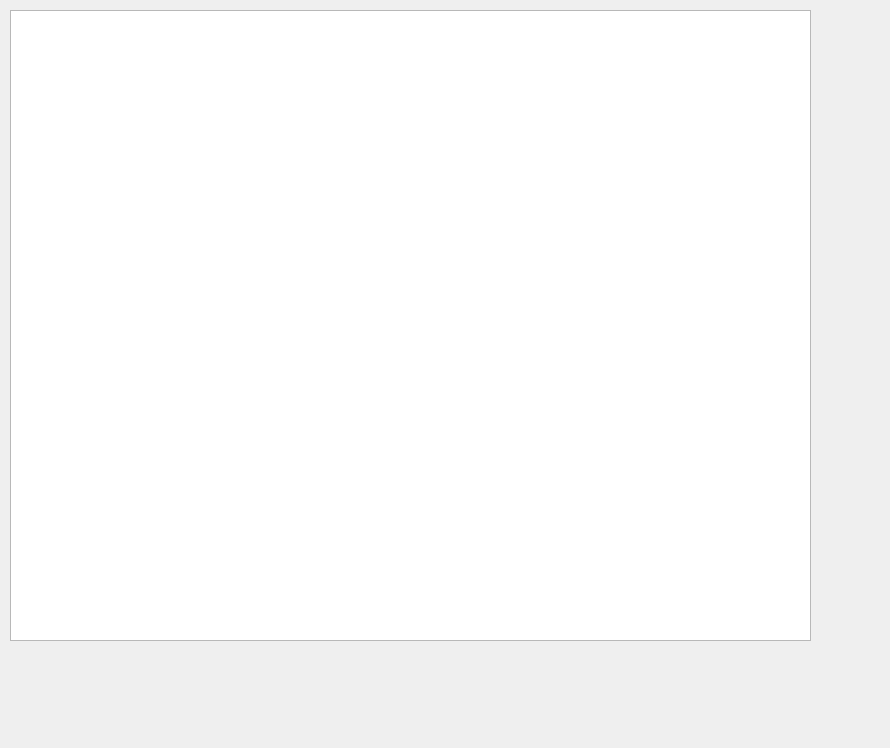
Qt form list.ui (wangkeyi203/lengku) before a commit.
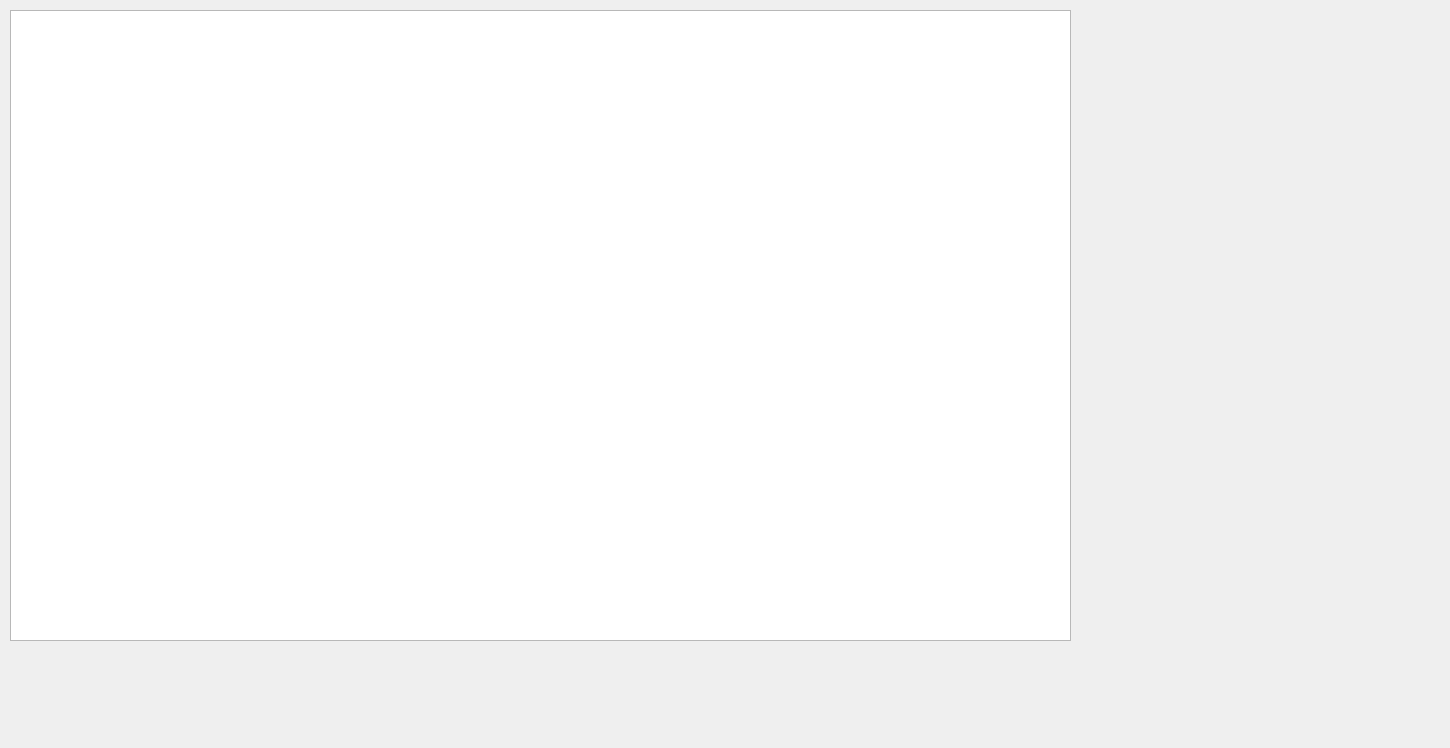
The same form after that commit.

What changed in the file:
```diff
--- a/list.ui
+++ b/list.ui
@@ -6,7 +6,7 @@
    <rect>
     <x>0</x>
     <y>0</y>
-    <width>890</width>
+    <width>1450</width>
     <height>748</height>
    </rect>
   </property>
@@ -18,7 +18,7 @@
     <rect>
      <x>10</x>
      <y>10</y>
-     <width>801</width>
+     <width>1061</width>
      <height>631</height>
     </rect>
    </property>
```
